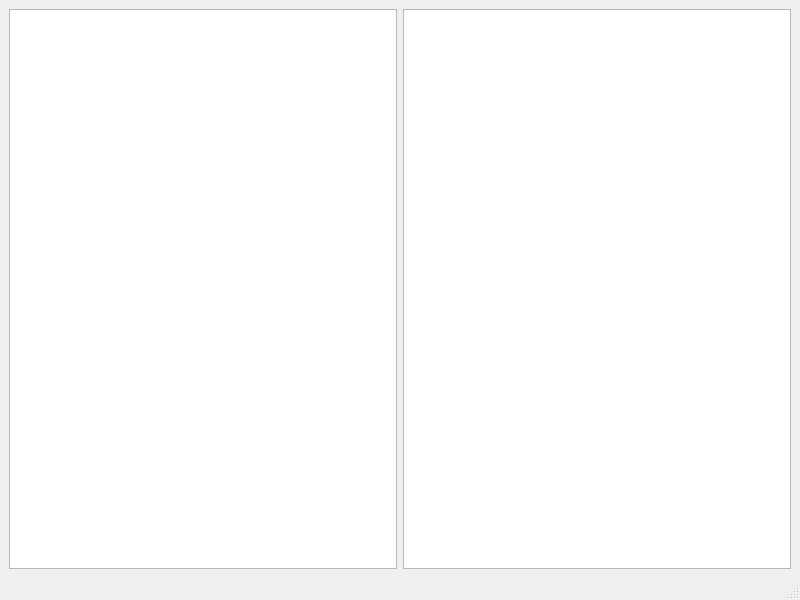
The window that ffmpeg_audio/Bluetooth/mainwindow.ui (gyy67132/ffmpeg) describes before a commit, drawn with Qt 5.
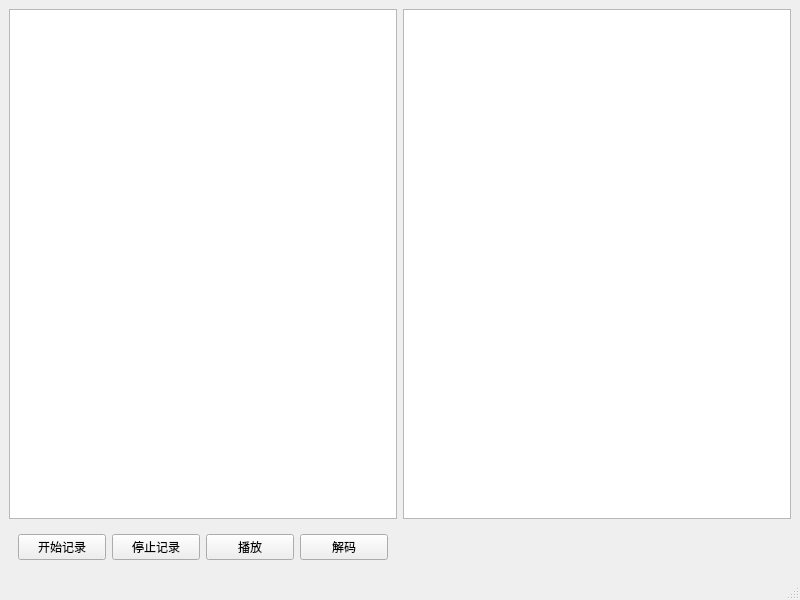
The same window after the commit.

Patch:
```diff
--- a/ffmpeg_audio/Bluetooth/mainwindow.ui
+++ b/ffmpeg_audio/Bluetooth/mainwindow.ui
@@ -14,13 +14,47 @@
    <string>MainWindow</string>
   </property>
   <widget class="QWidget" name="centralwidget">
-   <layout class="QHBoxLayout" name="horizontalLayout">
-    <item>
+   <layout class="QGridLayout" name="gridLayout_2">
+    <item row="0" column="0">
      <widget class="QTextEdit" name="textEdit"/>
     </item>
-    <item>
+    <item row="0" column="1">
      <widget class="QTextEdit" name="textEdit_2"/>
     </item>
+    <item row="1" column="0">
+     <widget class="QWidget" name="widget" native="true">
+      <layout class="QGridLayout" name="gridLayout">
+       <item row="0" column="2">
+        <widget class="QPushButton" name="pushButton_3">
+         <property name="text">
+          <string>播放</string>
+         </property>
+        </widget>
+       </item>
+       <item row="0" column="1">
+        <widget class="QPushButton" name="pushButton_2">
+         <property name="text">
+          <string>停止记录</string>
+         </property>
+        </widget>
+       </item>
+       <item row="0" column="0">
+        <widget class="QPushButton" name="pushButton">
+         <property name="text">
+          <string>开始记录</string>
+         </property>
+        </widget>
+       </item>
+       <item row="0" column="3">
+        <widget class="QPushButton" name="pushButton_4">
+         <property name="text">
+          <string>解码</string>
+         </property>
+        </widget>
+       </item>
+      </layout>
+     </widget>
+    </item>
    </layout>
   </widget>
   <widget class="QMenuBar" name="menubar">
```
